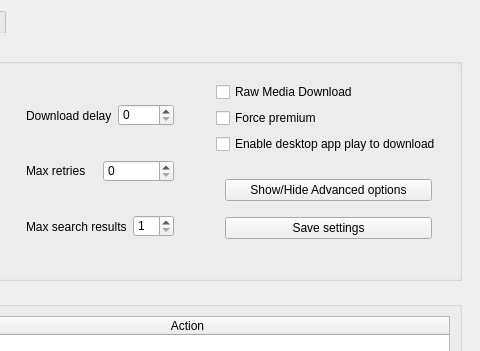
Old version of the form src/onthespot/gui/qtui/main.ui in the repository casualsnek/onthespot; both pictures show x 505 to 985 and y 0 to 351 of the 985 by 697 pixel window.
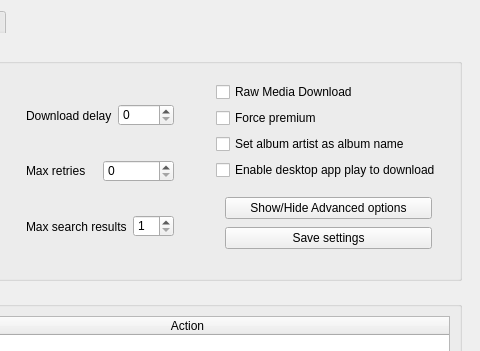
New version of the form. The open tabs and pages were chosen to show the change. Icons and pictures are not drawn.

Commit message: Added an option to set the album artist tag as the album name. This solves a problem on android where, if the albums have multiple artists, they will be split into several albums.

```diff
--- a/src/onthespot/gui/qtui/main.ui
+++ b/src/onthespot/gui/qtui/main.ui
@@ -876,6 +876,13 @@
                 </property>
                </widget>
               </item>
+              <item>
+               <widget class="QCheckBox" name="inp_android_album_artist">
+                <property name="text">
+                 <string>Set album artist as album name</string>
+                </property>
+               </widget>
+              </item>
               <item>
                <widget class="QCheckBox" name="inp_enable_spot_watch">
                 <property name="text">
```
The commit also changes 3 other files.
